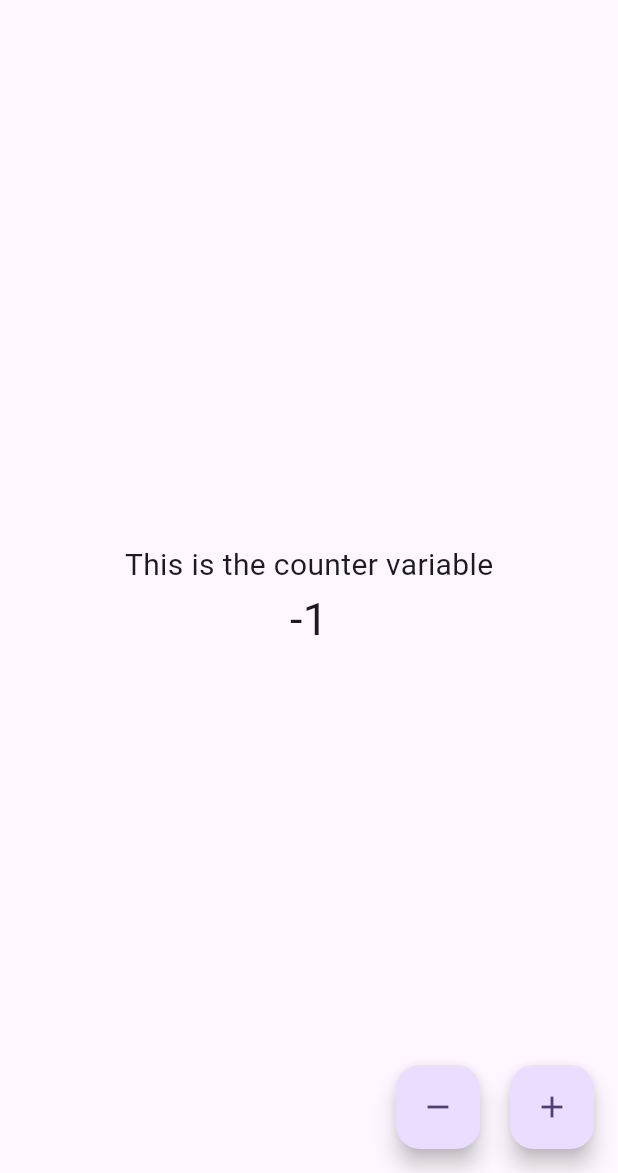
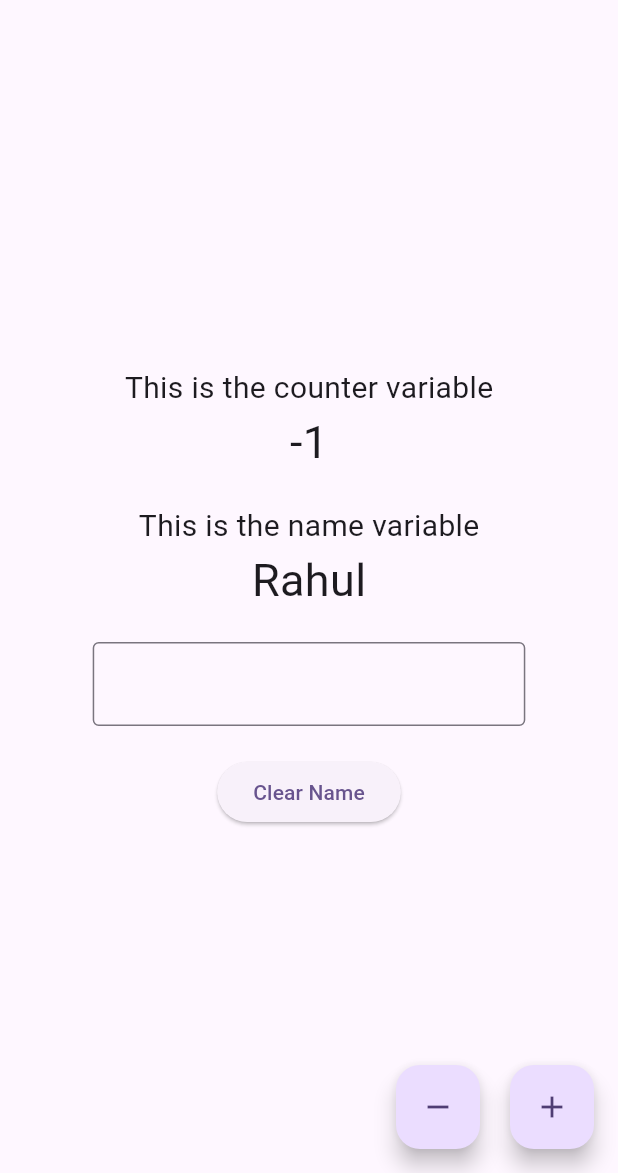
Before and after one commit to rahul-velocis/provider_demo, a Flutter app: the screen it shows after launch, after a tap on the "remove" icon, on a phone screen of 412 x 824 dp, the part 63-1236 px from its top. Run offline on Flutter 3.47's test engine with Material 3 defaults, Android fonts, the phone set to English and light mode, and no system bars.

Commit message:
Added name provider without impl

```diff
--- a/lib/homepage.dart
+++ b/lib/homepage.dart
@@ -21,6 +21,21 @@ class Homepage extends StatelessWidget {
               context.watch<CounterProvider>().counter.toString(),
               style: TextStyle(fontSize: 30),
             ),
+            SizedBox(height: 20),
+            Text('This is the name variable', style: TextStyle(fontSize: 20)),
+            Text('Rahul', style: TextStyle(fontSize: 30)),
+            SizedBox(height: 20),
+
+            SizedBox(
+              width: MediaQuery.sizeOf(context).width * 0.7,
+              child: TextField(
+                onChanged: (value) {},
+                decoration: InputDecoration(border: OutlineInputBorder()),
+              ),
+            ),
+            SizedBox(height: 20),
+
+            ElevatedButton(onPressed: () {}, child: Text('Clear Name')),
           ],
         ),
       ),
--- a/lib/main.dart
+++ b/lib/main.dart
@@ -2,11 +2,17 @@ import 'package:flutter/material.dart';
 import 'package:provider/provider.dart';
 import 'package:provider_demo/homepage.dart';
 import 'package:provider_demo/provider/counter_provider.dart';
+import 'package:provider_demo/provider/name_provider.dart';
 
 void main() {
   runApp(
-    ChangeNotifierProvider(
-      create: (context) => CounterProvider(),
+    MultiProvider(
+      providers: [
+        ChangeNotifierProvider<CounterProvider>(
+          create: (_) => CounterProvider(),
+        ),
+        ChangeNotifierProvider<NameProvider>(create: (_) => NameProvider()),
+      ],
       child: MyApp(),
     ),
   );
--- a/lib/provider/counter_provider.dart
+++ b/lib/provider/counter_provider.dart
@@ -2,9 +2,7 @@ import 'package:flutter/material.dart';
 
 class CounterProvider with ChangeNotifier {
   int _counter = 0; //this variable cannot be directly access from outside
-
   int get counter => _counter;
-
   void increaseCounter() {
     _counter++;
     notifyListeners(); //this function updates the values of the counter all over the app
--- /dev/null
+++ b/lib/provider/name_provider.dart
@@ -0,0 +1,17 @@
+import 'package:flutter/material.dart';
+
+class NameProvider with ChangeNotifier {
+  String _name = 'Rahul';
+
+  String get name => _name;
+
+  void changeName({required String newName}) {
+    _name = newName;
+    notifyListeners();
+  }
+
+  void clearName() {
+    _name = '';
+    notifyListeners();
+  }
+}
```
